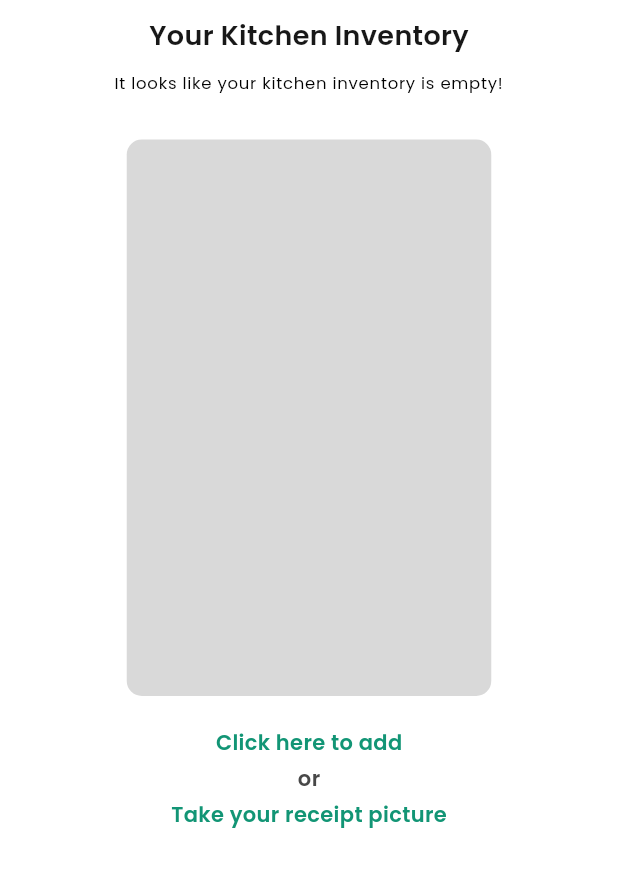
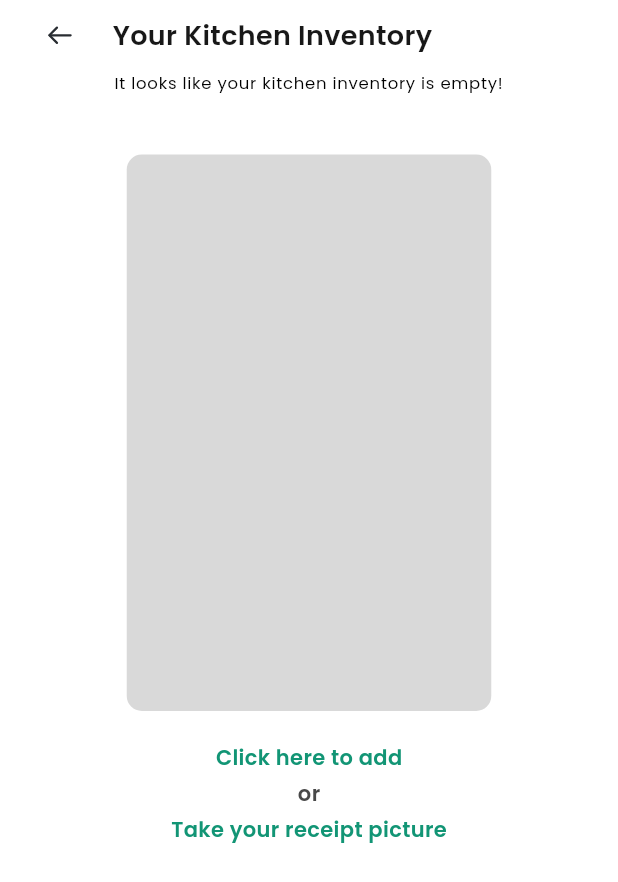
Before and after one commit to Eko-Web3Hub/recipeAi, a Flutter app: the KitchenInventoryScreen screen opened by its route, on a phone screen of 412 x 824 dp. Shown: the top 882 px of the screen. Run offline on Flutter 3.47's test engine with Material 3 defaults, Android fonts, the phone set to English and light mode, and no system bars; our stand-ins replace animated_bottom_navigation_bar, cloud_firestore, dio, equatable, file_picker, firebase_auth and 8 more; accounts and stored records are empty.

Commit message:
[FEAT] Working on the screen to display the receipt scan result

```diff
--- a/lib/kitchen/presentation/kitchen_inventory_screen.dart
+++ b/lib/kitchen/presentation/kitchen_inventory_screen.dart
@@ -36,6 +36,7 @@ class KitchenInventoryScreen extends StatelessWidget {
       child: SafeArea(
         child: Scaffold(
           appBar: KitchenInventoryAppBar(
+            title: AppText.yourKitchenInventory,
             arrowLeftOnPressed: () => context.go('/home'),
           ),
           body: Builder(builder: (context) {
@@ -77,7 +78,10 @@ class KitchenInventoryAppBar extends StatelessWidget
   const KitchenInventoryAppBar({
     super.key,
     this.arrowLeftOnPressed,
+    required this.title,
   });
+
+  final String title;
 
   final VoidCallback? arrowLeftOnPressed;
 
@@ -86,19 +90,18 @@ class KitchenInventoryAppBar extends StatelessWidget
     return Padding(
       padding: const EdgeInsets.only(
         top: 10.0,
+        left: 30.0,
       ),
       child: Row(
-        mainAxisSize: MainAxisSize.min,
         crossAxisAlignment: CrossAxisAlignment.center,
-        mainAxisAlignment: MainAxisAlignment.center,
         children: [
-          // InkWell(
-          //   onTap: arrowLeftOnPressed,
-          //   child: SvgPicture.asset('assets/images/arrow-black-left.svg'),
-          // ),
-          // const Gap(25),
+          InkWell(
+            onTap: arrowLeftOnPressed,
+            child: SvgPicture.asset('assets/images/arrow-black-left.svg'),
+          ),
+          const Gap(25),
           Text(
-            AppText.yourKitchenInventory,
+            title,
             style: mediumTextStyle,
           ),
         ],
@@ -296,11 +299,34 @@ class _EmptyKitchenInventoryViewState
                   ),
             ),
           ),
-          const Gap(30),
+          const Gap(40),
           BlocProvider(
             create: (context) => ReceiptTicketScanController(
               di<IReceiptTicketScanRepository>(),
             ),
+            child: BlocListener<ReceiptTicketScanController,
+                ReceiptTicketScanState>(
+              listener: (context, state) {
+                if (state is ReceiptTicketScanLoaded) {
+                  //A retravailler
+                  context.push(
+                    "/receipt-ticket-scan-result",
+                    extra: {
+                      "ingredients": (state)
+                          .receiptTicket
+                          .products
+                          .map(
+                            (product) => Ingredient(
+                              name: product.name,
+                              quantity: product.quantity,
+                              date: null,
+                            ),
+                          )
+                          .toList(),
+                    },
+                  );
+                }
+              },
               child: Column(
                 mainAxisSize: MainAxisSize.min,
                 children: [
@@ -352,20 +378,35 @@ class _EmptyKitchenInventoryViewState
                     builder: (context, receiptTicketScanState) {
                       if (receiptTicketScanState is ReceiptTicketScanLoading) {
                         return const Center(
+                          child: Padding(
+                            padding: EdgeInsets.only(top: 5.0),
                             child: CustomProgress(
                               color: Colors.black,
+                            ),
                           ),
                         );
                       }
 
                       if (_receiptPicture != null &&
                           (receiptTicketScanState is ReceiptTicketScanInitial ||
-                            receiptTicketScanState is ReceiptTicketScanError)) {
-                      if (receiptTicketScanState is ReceiptTicketScanError) {
+                              receiptTicketScanState
+                                  is ReceiptTicketScanError)) {
+                        return Column(
+                          children: [
+                            Builder(
+                              builder: (context) {
+                                if (receiptTicketScanState
+                                    is ReceiptTicketScanError) {
                                   return Center(
-                          child: Text(receiptTicketScanState.message),
+                                    child: Text(
+                                      (receiptTicketScanState).message,
+                                    ),
                                   );
                                 }
+
+                                return const SizedBox.shrink();
+                              },
+                            ),
                             Padding(
                               padding: const EdgeInsets.only(
                                 top: 20.0,
@@ -374,8 +415,12 @@ class _EmptyKitchenInventoryViewState
                               ),
                               child: MainBtn(
                                 text: AppText.scanReceiptTicket,
-                          onPressed: () {},
+                                onPressed: () => context
+                                    .read<ReceiptTicketScanController>()
+                                    .scanReceiptTicket(_receiptPicture!),
                               ),
+                            ),
+                          ],
                         );
                       }
 
@@ -383,6 +428,7 @@ class _EmptyKitchenInventoryViewState
                     },
                   ),
                 ],
+              ),
             ),
           ),
           const Gap(50),
--- a/lib/nav/router.dart
+++ b/lib/nav/router.dart
@@ -11,8 +11,10 @@ import 'package:recipe_ai/home/presentation/house_screen.dart';
 import 'package:recipe_ai/kitchen/presentation/add_kitchen_inventory_screen.dart';
 import 'package:recipe_ai/kitchen/presentation/kitchen_inventory_screen.dart';
 import 'package:recipe_ai/nav/splash_screen.dart';
+import 'package:recipe_ai/receipe/domain/model/ingredient.dart';
 import 'package:recipe_ai/receipe/domain/model/receipe.dart';
 import 'package:recipe_ai/receipe/presentation/receipe_details_view.dart';
+import 'package:recipe_ai/receipt_ticket_scan/presentation/receipt_ticket_scan_result_screen.dart';
 import 'package:recipe_ai/user_preferences/presentation/user_preferences_view.dart';
 
 FutureOr<String?> _guardAuth(BuildContext context, GoRouterState state) {
@@ -90,11 +92,24 @@ GoRouter createRouter() => GoRouter(
           redirect: _guardAuth,
           builder: (context, state) => const KitchenInventoryScreen(),
         ),
-          GoRoute(
+        GoRoute(
           name: 'AddKitchenInventory',
           path: '/add-kitchen-inventory',
           redirect: _guardAuth,
           builder: (context, state) => const AddKitchenInventoryScreen(),
         ),
+        GoRoute(
+          name: 'ReceiptTicketScanResultScreen',
+          path: '/receipt-ticket-scan-result',
+          redirect: _guardAuth,
+          builder: (context, state) {
+            final extra = state.extra as Map<String, dynamic>;
+            final ingredients = extra['ingredients'] as List<Ingredient>;
+
+            return ReceiptTicketScanResultScreen(
+              ingredients: ingredients,
+            );
+          },
+        ),
       ],
     );
--- a/lib/receipt_ticket_scan/application/models/receipt_ticket.dart
+++ b/lib/receipt_ticket_scan/application/models/receipt_ticket.dart
@@ -25,12 +25,14 @@ class ReceiptTicket extends Equatable {
     required this.adresse,
     required this.date,
     required this.products,
+    required this.totalPricePayed,
   });
 
   final String superMarketName;
   final String adresse;
   final String date;
   final List<Product> products;
+  final String totalPricePayed;
 
   @override
   List<Object?> get props => [];
--- a/lib/receipt_ticket_scan/infrastructure/receipt_ticket_scan_repository.dart
+++ b/lib/receipt_ticket_scan/infrastructure/receipt_ticket_scan_repository.dart
@@ -1,3 +1,4 @@
+import 'dart:developer';
 import 'dart:io';
 
 import 'package:dio/dio.dart';
@@ -33,6 +34,7 @@ class FastApiReceiptTicketScanRepository
 
       return ReceiptTicketScanSerialization.fromJson(receiptTicket);
     } catch (e) {
+      log(e.toString());
       throw Exception("Failed to retrieve receipt ticket");
     }
   }
--- a/lib/receipt_ticket_scan/infrastructure/serialization/receipt_ticket_scan_serialization.dart
+++ b/lib/receipt_ticket_scan/infrastructure/serialization/receipt_ticket_scan_serialization.dart
@@ -7,6 +7,7 @@ abstract class ReceiptTicketScanSerialization {
       superMarketName: json['super_market_name'] as String,
       adresse: json['adresse'] as String,
       date: json['date'] as String,
+      totalPricePayed: json['total_price_payed'] as String,
       products: (json['products'] as List)
           .map<Product>(
             (product) => ProductSerialization.fromJson(product),
--- a/lib/utils/app_text.dart
+++ b/lib/utils/app_text.dart
@@ -50,4 +50,7 @@ abstract class AppText {
   static const String searchForIngredients = "Search for ingredients";
   static const String receiptTicketScanError = "Failed to scan receipt ticket";
   static const String scanReceiptTicket = "Scan Receipt Ticket";
+  static const String scanReceiptTicketAppbar = "Scan Receipt Ticket Result";
+  static const String scanAiReceiptDescription =
+      "(We use AI to scan your receipt. AI can make mistakes, please verify and correct the data)";
 }
```
Also changed, not shown: lib/receipt_ticket_scan/presentation/receipt_ticket_scan_result_screen.dart (added, +36 -0 lines), 1 other file. Lines whose indentation alone changed are shown as unchanged.
